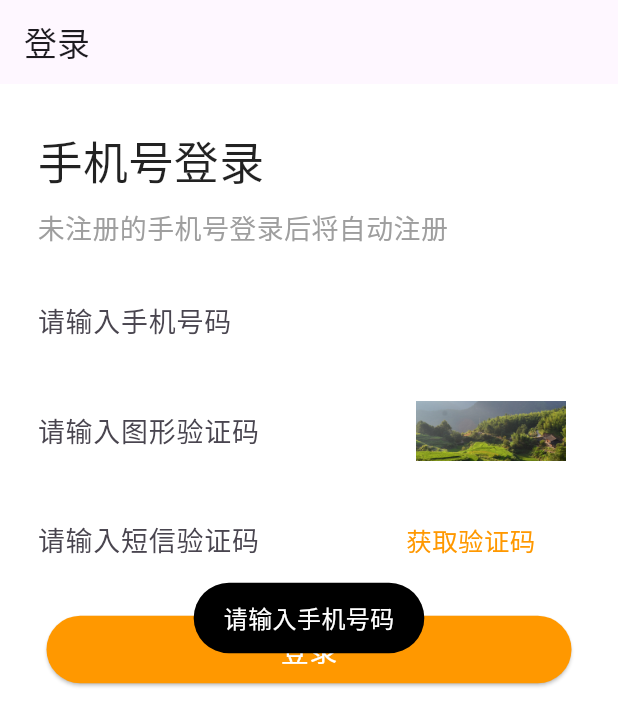
After one commit to chgchceo/flutter-shopping, a Flutter app: the LoginPage screen opened directly, after a tap on "登录", on a phone screen of 412 x 824 dp. The commit adds this screen. Shown: the top 726 px of the screen. Run offline on Flutter 3.47's test engine with Material 3 defaults, Android fonts, the phone set to English and light mode, and no system bars; our stand-ins replace dio, flutter_spinkit, fluttertoast, get, shared_preferences; accounts and stored records are empty; network calls fail.

Commit message:
登录界面创建

```diff
--- a/lib/http/request/base_request.dart
+++ b/lib/http/request/base_request.dart
@@ -35,7 +35,7 @@ abstract class BaseRequest{
 
   bool needLogin();
 
-  Map<String,String> params = Map();
+  Map<String,Object> params = Map();
 
   //添加参数
   BaseRequest add(String k,Object v){
--- /dev/null
+++ b/lib/mine/ctrl/login_page.dart
@@ -0,0 +1,298 @@
+import 'dart:convert';
+import 'dart:typed_data';
+
+import 'package:flutter/material.dart';
+import 'package:fluttershopping/apis/base_get_request.dart';
+import 'package:fluttershopping/apis/base_post_request.dart';
+import 'package:fluttershopping/http/core/hi_net.dart';
+import 'package:fluttershopping/mine/model/base_model.dart';
+import 'package:fluttershopping/mine/model/image_code.dart';
+import 'package:fluttershopping/mine/model/login_model.dart';
+import 'package:fluttershopping/utils/sp_utils.dart';
+import 'package:fluttershopping/utils/toast_helper.dart';
+
+class LoginPage extends StatefulWidget {
+  const LoginPage({super.key});
+
+  @override
+  State<LoginPage> createState() => _LoginPageState();
+}
+
+class _LoginPageState extends State<LoginPage> {
+  var phone = "";
+  var imgCode = "";
+  var smsCode = "";
+  var captchaKey = "";
+  var base64 = "";
+
+  @override
+  void initState() {
+    super.initState();
+
+    initImgData();
+  }
+
+  initImgData() async {
+    BaseGetRequest request = BaseGetRequest();
+
+    request.add("s", "/api/captcha/image");
+
+    var res = await HiNet.getInstance().send(request);
+    ImageCodeModel model = ImageCodeModel.fromJson(jsonDecode(res.toString()));
+
+    if (model.status == 200) {
+      setState(() {
+        captchaKey = model.data.key;
+        var base64Str = model.data.base64;
+        // 查找 "base64," 的位置
+        int startIndex = base64Str.indexOf("base64,");
+
+// 检查是否找到了 "base64,"
+        if (startIndex != -1) {
+          // 截取从 "base64," 之后的部分
+          base64 = base64Str.substring(startIndex + "base64,".length);
+        }
+      });
+    }
+  }
+
+  @override
+  Widget build(BuildContext context) {
+    return Scaffold(
+      appBar: AppBar(
+        title: const Text("登录"),
+      ),
+      backgroundColor: Colors.white,
+      body: mainView(),
+    );
+  }
+
+  mainView() {
+    return Column(
+      children: [
+        const SizedBox(
+          height: 30,
+        ),
+        const Row(
+          children: [
+            SizedBox(
+              width: 25,
+            ),
+            Text(
+              "手机号登录",
+              style: TextStyle(
+                  fontSize: 30,
+                  color: Colors.black87,
+                  fontWeight: FontWeight.normal),
+            )
+          ],
+        ),
+        const SizedBox(
+          height: 10,
+        ),
+        const Row(
+          children: [
+            SizedBox(
+              width: 25,
+            ),
+            Text(
+              "未注册的手机号登录后将自动注册",
+              style: TextStyle(
+                fontSize: 18,
+                color: Colors.grey,
+              ),
+            )
+          ],
+        ),
+        const SizedBox(
+          height: 25,
+        ),
+        phoneView(),
+        const SizedBox(
+          height: 25,
+        ),
+        imgCodeView(),
+        const SizedBox(
+          height: 25,
+        ),
+        smsCodeView(),
+        const SizedBox(
+          height: 25,
+        ),
+        ElevatedButton(
+          onPressed: () {
+            initLoginData();
+          },
+          style: ButtonStyle(
+              backgroundColor: WidgetStateProperty.all(Colors.orange),
+              foregroundColor: WidgetStateProperty.all(Colors.white),
+              minimumSize: WidgetStateProperty.all(const Size(350, 45))),
+          child: const Text(
+            "登录",
+            style: TextStyle(fontSize: 19),
+          ),
+        )
+      ],
+    );
+  }
+
+  Widget smsCodeView() {
+    return Row(
+      children: [
+        const SizedBox(
+          width: 25,
+        ),
+        SizedBox(
+          width: MediaQuery.of(context).size.width - 200,
+          child: TextField(
+            onChanged: (v) {
+              smsCode = v;
+            },
+            decoration: const InputDecoration(
+                border: InputBorder.none,
+                hintText: "请输入短信验证码",
+                hintStyle: TextStyle(fontSize: 18)),
+          ),
+        ),
+        const Spacer(),
+        GestureDetector(
+          onTap: () {
+            if (phone.isEmpty) {
+              ToastHelper.showToast("请输入手机号码");
+
+              return;
+            }
+            initSmsCodeData();
+          },
+          child: const Text(
+            "获取验证码",
+            style: TextStyle(color: Colors.orange, fontSize: 17),
+          ),
+        ),
+        const SizedBox(
+          width: 55,
+        ),
+      ],
+    );
+  }
+
+  Widget imgCodeView() {
+    return Row(
+      children: [
+        const SizedBox(
+          width: 25,
+        ),
+        SizedBox(
+          width: MediaQuery.of(context).size.width - 200,
+          child: TextField(
+            onChanged: (v) {
+              imgCode = v;
+            },
+            decoration: const InputDecoration(
+                border: InputBorder.none,
+                hintText: "请输入图形验证码",
+                hintStyle: TextStyle(fontSize: 18)),
+          ),
+        ),
+        const Spacer(),
+        GestureDetector(
+          onTap: () {
+            initImgData();
+          },
+          child: Image.memory(
+            Uint8List.fromList(base64Decode(base64)), // 网络图片URL
+            fit: BoxFit.cover,
+            width: 100,
+            height: 40,
+            errorBuilder: (context, error, stackTrace) {
+              // 加载失败时显示的 Widget
+              return Image.asset(
+                "images/img1.png",
+                fit: BoxFit.cover,
+                width: 100,
+                height: 40,
+              );
+            },
+          ),
+        ),
+        const SizedBox(
+          width: 35,
+        ),
+      ],
+    );
+  }
+
+  Widget phoneView() {
+    return Row(
+      children: [
+        const SizedBox(
+          width: 25,
+        ),
+        SizedBox(
+          width: MediaQuery.of(context).size.width - 50,
+          child: TextField(
+            onChanged: (v) {
+              phone = v;
+            },
+            decoration: const InputDecoration(
+                border: InputBorder.none,
+                hintText: "请输入手机号码",
+                hintStyle: TextStyle(fontSize: 18)),
+          ),
+        ),
+        const SizedBox(
+          width: 25,
+        ),
+      ],
+    );
+  }
+
+  void initSmsCodeData() async {
+    BaseGetRequest request = BaseGetRequest();
+    request.add("s", "/api/captcha/sendSmsCaptcha");
+    request.add("mobile", phone);
+    request.add("captchaCode", imgCode);
+    request.add("captchaKey", captchaKey);
+
+    var res = await HiNet.getInstance().send(request);
+
+    ToastHelper.showToast(res.toString());
+  }
+
+  void initLoginData() async {
+    if (phone.isEmpty) {
+      ToastHelper.showToast("请输入手机号码");
+      return;
+    }
+    if (imgCode.isEmpty) {
+      ToastHelper.showToast("请输入图形验证码");
+      return;
+    }
+    if (smsCode.isEmpty) {
+      ToastHelper.showToast("请输入短信验证码");
+      return;
+    }
+
+    BasePostRequest request = BasePostRequest();
+    Map<String, Object> form = {
+      "smsCode": "246810",
+      "mobile": "18917286702",
+      "isParty": false,
+      "partyData": {}
+    };
+
+    request.add("s", "/api/passport/login");
+    request.add("form",jsonEncode(form));
+
+    print(form);
+    var res = await HiNet.getInstance().send(request);
+    print(res);
+    BaseModel model1 = BaseModel.fromJson(jsonDecode(res.toString()));
+    ToastHelper.showToast(model1.message);
+    if (model1.status == 200) {
+      LoginModel model = LoginModel.fromJson(jsonDecode(res.toString()));
+      SPUtil.save("token", model.data?.token);
+      SPUtil.save("userId", model.data?.userId);
+    }
+  }
+}
--- /dev/null
+++ b/lib/mine/model/base_model.dart
@@ -0,0 +1,29 @@
+// To parse this JSON data, do
+//
+//     final BaseModel = BaseModelFromJson(jsonString);
+
+import 'dart:convert';
+
+BaseModel baseModelFromJson(String str) => BaseModel.fromJson(json.decode(str));
+
+String baseModelToJson(BaseModel data) => json.encode(data.toJson());
+
+class BaseModel {
+  String message;
+  int status;
+
+  BaseModel({
+    required this.message,
+    required this.status,
+  });
+
+  factory BaseModel.fromJson(Map<String, dynamic> json) => BaseModel(
+        message: json["message"],
+        status: json["status"],
+      );
+
+  Map<String, dynamic> toJson() => {
+        "message": message,
+        "status": status,
+      };
+}
--- /dev/null
+++ b/lib/mine/model/image_code.dart
@@ -0,0 +1,57 @@
+// To parse this JSON data, do
+//
+//     final ImageCodeModel = ImageCodeModelFromJson(jsonString);
+
+import 'dart:convert';
+
+ImageCodeModel imageCodeModelFromJson(String str) => ImageCodeModel.fromJson(json.decode(str));
+
+String imageCodeModelToJson(ImageCodeModel data) => json.encode(data.toJson());
+
+class ImageCodeModel {
+  int status;
+  String message;
+  Data data;
+
+  ImageCodeModel({
+    required this.status,
+    required this.message,
+    required this.data,
+  });
+
+  factory ImageCodeModel.fromJson(Map<String, dynamic> json) => ImageCodeModel(
+        status: json["status"],
+        message: json["message"],
+        data: Data.fromJson(json["data"]),
+      );
+
+  Map<String, dynamic> toJson() => {
+        "status": status,
+        "message": message,
+        "data": data.toJson(),
+      };
+}
+
+class Data {
+  String base64;
+  String key;
+  String md5;
+
+  Data({
+    required this.base64,
+    required this.key,
+    required this.md5,
+  });
+
+  factory Data.fromJson(Map<String, dynamic> json) => Data(
+        base64: json["base64"],
+        key: json["key"],
+        md5: json["md5"],
+      );
+
+  Map<String, dynamic> toJson() => {
+        "base64": base64,
+        "key": key,
+        "md5": md5,
+      };
+}
--- /dev/null
+++ b/lib/mine/model/login_model.dart
@@ -0,0 +1,53 @@
+// To parse this JSON data, do
+//
+//     final LoginModel = LoginModelFromJson(jsonString);
+
+import 'dart:convert';
+
+LoginModel loginModelFromJson(String str) => LoginModel.fromJson(json.decode(str));
+
+String loginModelToJson(LoginModel data) => json.encode(data.toJson());
+
+class LoginModel {
+    int status;
+    String message;
+    Data? data;
+
+    LoginModel({
+        required this.status,
+        required this.message,
+        required this.data,
+    });
+
+    factory LoginModel.fromJson(Map<String, dynamic> json) => LoginModel(
+        status: json["status"],
+        message: json["message"],
+        data: Data.fromJson(json["data"]),
+    );
+
+    Map<String, dynamic> toJson() => {
+        "status": status,
+        "message": message,
+        "data": data?.toJson(),
+    };
+}
+
+class Data {
+    int userId;
+    String token;
+
+    Data({
+        required this.userId,
+        required this.token,
+    });
+
+    factory Data.fromJson(Map<String, dynamic> json) => Data(
+        userId: json["userId"],
+        token: json["token"],
+    );
+
+    Map<String, dynamic> toJson() => {
+        "userId": userId,
+        "token": token,
+    };
+}
```
Also changed, not shown: lib/cart/ctrl/cart_page.dart (+31 -28 lines), lib/home/ctrl/goods_detail_page.dart (+23 -11 lines), lib/home/ctrl/home_page.dart (+5 -3 lines), lib/home/ctrl/search_history.dart (+56 -17 lines), lib/main.dart (+11 -2 lines), lib/mine/ctrl/mine_page.dart (+43 -37 lines), images/cart-empty.png (added), images/default.jpeg (added).
